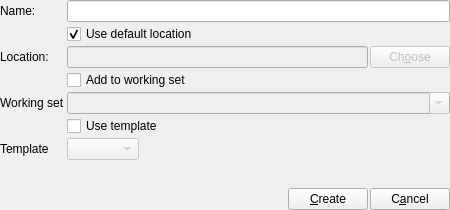
Before: the Qt Designer form resources/ui/dialogs/newproject.ui in prymatex/prymatex, drawn with Qt 5.
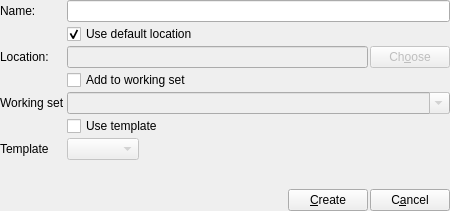
After: the same form once the commit is applied. Icons and pictures are not drawn.

```diff
--- a/resources/ui/dialogs/newproject.ui
+++ b/resources/ui/dialogs/newproject.ui
@@ -10,7 +10,7 @@
     <x>0</x>
     <y>0</y>
     <width>450</width>
-    <height>210</height>
+    <height>211</height>
    </rect>
   </property>
   <property name="windowTitle">
```
Left out of the diff: 2 changed lines with no effect on the pictures.
